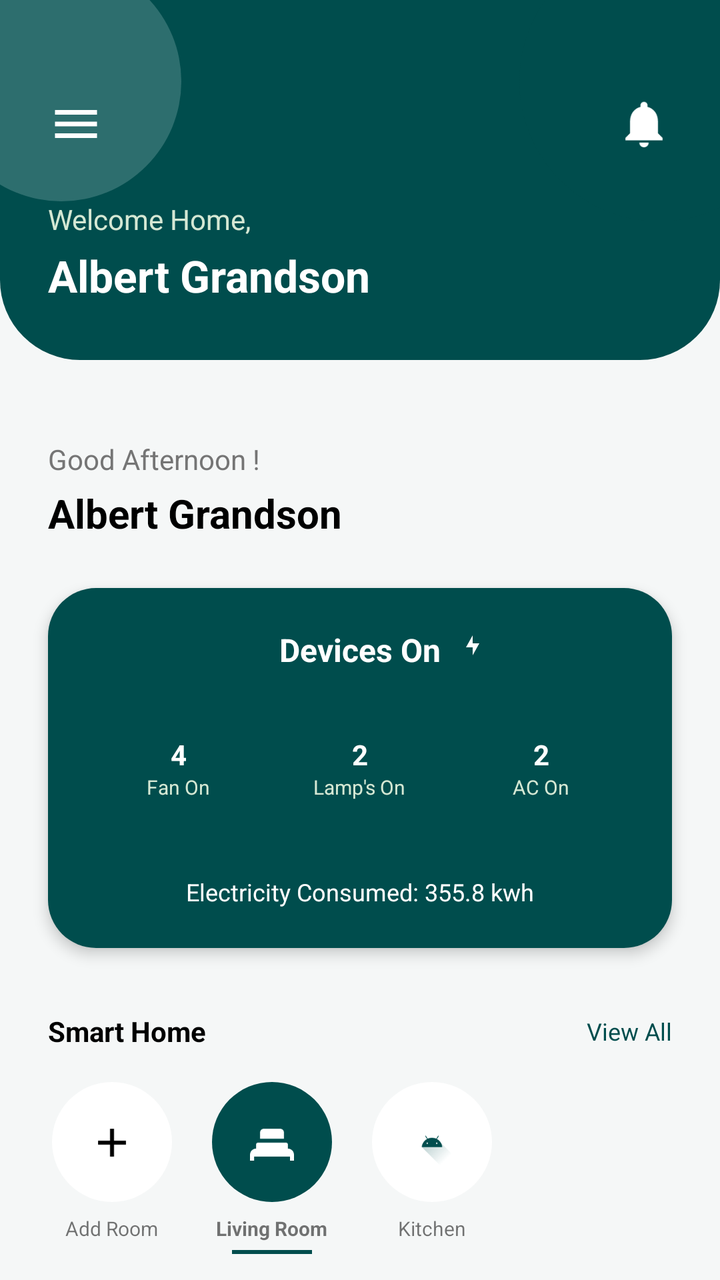
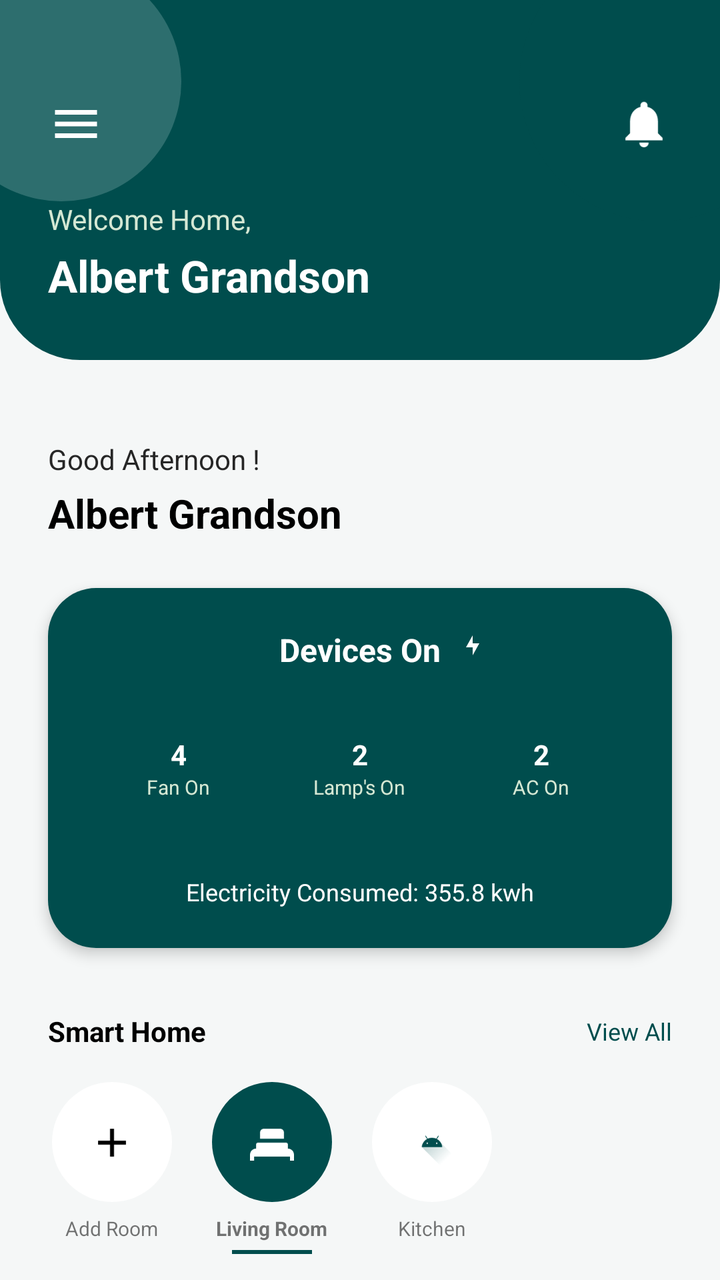

Before-and-after screenshots of an Android layout around one commit, followed by the original layout XML and the change that was made.
<!-- AndroidManifest.xml: application theme Theme.SmartHome -->
<!-- res/layout/activity_device_management.xml -->
<?xml version="1.0" encoding="utf-8"?>

<androidx.constraintlayout.widget.ConstraintLayout xmlns:android="http://schemas.android.com/apk/res/android"
    xmlns:app="http://schemas.android.com/apk/res-auto"
    android:layout_width="match_parent"
    android:layout_height="match_parent"
    android:background="@color/bg_light">

    <androidx.core.widget.NestedScrollView
        android:layout_width="match_parent"
        android:layout_height="0dp"
        app:layout_constraintBottom_toBottomOf="parent"
        app:layout_constraintTop_toTopOf="parent">

        <androidx.constraintlayout.widget.ConstraintLayout
            android:layout_width="match_parent"
            android:layout_height="wrap_content"
            android:paddingBottom="120dp">

            
            <androidx.constraintlayout.widget.ConstraintLayout
                android:id="@+id/cl_header"
                android:layout_width="match_parent"
                android:layout_height="180dp"
                android:background="@drawable/bg_home_header"
                android:clipChildren="false"
                android:clipToPadding="false"
                app:layout_constraintTop_toTopOf="parent">

                
                <View
                    android:layout_width="120dp"
                    android:layout_height="120dp"
                    android:layout_marginTop="-20dp"
                    android:layout_marginStart="-30dp"
                    android:background="@drawable/blob_top_left"
                    android:alpha="0.2"
                    app:layout_constraintStart_toStartOf="parent"
                    app:layout_constraintTop_toTopOf="parent" />

                <View
                    android:layout_width="140dp"
                    android:layout_height="140dp"
                    android:layout_marginEnd="-40dp"
                    android:layout_marginTop="-30dp"
                    android:background="@drawable/blob_dark_teal"
                    android:alpha="0.5"
                    app:layout_constraintEnd_toEndOf="parent"
                    app:layout_constraintTop_toTopOf="parent" />

                
                <ImageView
                    android:id="@+id/iv_menu"
                    android:layout_width="28dp"
                    android:layout_height="28dp"
                    android:layout_marginStart="24dp"
                    android:layout_marginTop="48dp"
                    android:src="@drawable/ic_menu"
                    app:layout_constraintStart_toStartOf="parent"
                    app:layout_constraintTop_toTopOf="parent"
                    app:tint="@color/white" />

                <ImageView
                    android:id="@+id/iv_notification"
                    android:layout_width="28dp"
                    android:layout_height="28dp"
                    android:layout_marginEnd="24dp"
                    android:layout_marginTop="48dp"
                    android:src="@drawable/ic_notification"
                    app:layout_constraintEnd_toEndOf="parent"
                    app:layout_constraintTop_toTopOf="parent"
                    app:tint="@color/white" />

                <TextView
                    android:id="@+id/tv_welcome"
                    android:layout_width="wrap_content"
                    android:layout_height="wrap_content"
                    android:layout_marginStart="24dp"
                    android:layout_marginTop="24dp"
                    android:text="Welcome Home,"
                    android:textColor="@color/light_mint"
                    android:textSize="14sp"
                    app:layout_constraintStart_toStartOf="parent"
                    app:layout_constraintTop_toBottomOf="@id/iv_menu" />

                <TextView
                    android:id="@+id/tv_user_name"
                    android:layout_width="wrap_content"
                    android:layout_height="wrap_content"
                    android:layout_marginStart="24dp"
                    android:layout_marginTop="4dp"
                    android:text="Albert Grandson"
                    android:textColor="@color/white"
                    android:textSize="22sp"
                    android:textStyle="bold"
                    app:layout_constraintStart_toStartOf="parent"
                    app:layout_constraintTop_toBottomOf="@id/tv_welcome" />

            </androidx.constraintlayout.widget.ConstraintLayout>

            
            <TextView
                android:id="@+id/tv_greeting_time"
                android:layout_width="wrap_content"
                android:layout_height="wrap_content"
                android:layout_marginStart="24dp"
                android:layout_marginTop="40dp"
                android:text="Good Afternoon !"
                android:textColor="@color/gray_text"
                android:textSize="14sp"
                app:layout_constraintStart_toStartOf="parent"
                app:layout_constraintTop_toBottomOf="@id/cl_header" />

            <TextView
                android:id="@+id/tv_time"
                android:layout_width="wrap_content"
                android:layout_height="wrap_content"
                android:layout_marginEnd="24dp"
                android:text=""
                android:textColor="@color/black"
                android:textSize="14sp"
                android:textStyle="bold"
                app:layout_constraintBottom_toBottomOf="@id/tv_greeting_time"
                app:layout_constraintEnd_toEndOf="parent"
                app:layout_constraintTop_toTopOf="@id/tv_greeting_time" />

            <TextView
                android:id="@+id/tv_sub_name"
                android:layout_width="wrap_content"
                android:layout_height="wrap_content"
                android:layout_marginStart="24dp"
                android:layout_marginTop="4dp"
                android:text="Albert Grandson"
                android:textColor="@color/black"
                android:textSize="20sp"
                android:textStyle="bold"
                app:layout_constraintStart_toStartOf="parent"
                app:layout_constraintTop_toBottomOf="@id/tv_greeting_time" />

            
            <androidx.cardview.widget.CardView
                android:id="@+id/cv_status"
                android:layout_width="match_parent"
                android:layout_height="180dp"
                android:layout_marginHorizontal="24dp"
                android:layout_marginTop="24dp"
                app:cardCornerRadius="24dp"
                app:cardElevation="4dp"
                app:layout_constraintTop_toBottomOf="@id/tv_sub_name">

                <androidx.constraintlayout.widget.ConstraintLayout
                    android:layout_width="match_parent"
                    android:layout_height="match_parent"
                    android:background="#004D4D"
                    android:padding="20dp">

                    <TextView
                        android:id="@+id/tv_status_title"
                        android:layout_width="wrap_content"
                        android:layout_height="wrap_content"
                        android:text="Devices On"
                        android:textColor="@color/white"
                        android:textSize="16sp"
                        android:textStyle="bold"
                        app:layout_constraintEnd_toEndOf="parent"
                        app:layout_constraintStart_toStartOf="parent"
                        app:layout_constraintTop_toTopOf="parent" />

                    <ImageView
                        android:layout_width="16dp"
                        android:layout_height="16dp"
                        android:layout_marginStart="8dp"
                        android:src="@drawable/ic_lightning"
                        app:layout_constraintBottom_toBottomOf="@id/tv_status_title"
                        app:layout_constraintStart_toEndOf="@id/tv_status_title"
                        app:layout_constraintTop_toTopOf="@id/tv_status_title"
                        app:tint="@color/white" />

                    <LinearLayout
                        android:layout_width="match_parent"
                        android:layout_height="wrap_content"
                        android:layout_marginTop="32dp"
                        android:orientation="horizontal"
                        app:layout_constraintTop_toBottomOf="@id/tv_status_title">

                        <LinearLayout
                            android:layout_width="0dp"
                            android:layout_height="wrap_content"
                            android:layout_weight="1"
                            android:gravity="center"
                            android:orientation="vertical">
                            <TextView android:layout_width="wrap_content" android:layout_height="wrap_content" android:text="4" android:textColor="@color/white" android:textStyle="bold" />
                            <TextView android:layout_width="wrap_content" android:layout_height="wrap_content" android:text="Fan On" android:textColor="@color/light_mint" android:textSize="10sp" />
                        </LinearLayout>

                        <LinearLayout
                            android:layout_width="0dp"
                            android:layout_height="wrap_content"
                            android:layout_weight="1"
                            android:gravity="center"
                            android:orientation="vertical">
                            <TextView android:layout_width="wrap_content" android:layout_height="wrap_content" android:text="2" android:textColor="@color/white" android:textStyle="bold" />
                            <TextView android:layout_width="wrap_content" android:layout_height="wrap_content" android:text="Lamp's On" android:textColor="@color/light_mint" android:textSize="10sp" />
                        </LinearLayout>

                        <LinearLayout
                            android:layout_width="0dp"
                            android:layout_height="wrap_content"
                            android:layout_weight="1"
                            android:gravity="center"
                            android:orientation="vertical">
                            <TextView android:layout_width="wrap_content" android:layout_height="wrap_content" android:text="2" android:textColor="@color/white" android:textStyle="bold" />
                            <TextView android:layout_width="wrap_content" android:layout_height="wrap_content" android:text="AC On" android:textColor="@color/light_mint" android:textSize="10sp" />
                        </LinearLayout>
                    </LinearLayout>

                    <TextView
                        android:layout_width="wrap_content"
                        android:layout_height="wrap_content"
                        android:text="Electricity Consumed: 355.8 kwh"
                        android:textColor="@color/white"
                        android:textSize="12sp"
                        app:layout_constraintBottom_toBottomOf="parent"
                        app:layout_constraintEnd_toEndOf="parent"
                        app:layout_constraintStart_toStartOf="parent" />

                </androidx.constraintlayout.widget.ConstraintLayout>
            </androidx.cardview.widget.CardView>

            <TextView
                android:id="@+id/tv_smart_home"
                android:layout_width="wrap_content"
                android:layout_height="wrap_content"
                android:layout_marginStart="24dp"
                android:layout_marginTop="32dp"
                android:text="Smart Home"
                android:textColor="@color/black"
                android:textStyle="bold"
                app:layout_constraintStart_toStartOf="parent"
                app:layout_constraintTop_toBottomOf="@id/cv_status" />

            <TextView
                android:layout_width="wrap_content"
                android:layout_height="wrap_content"
                android:layout_marginEnd="24dp"
                android:text="View All"
                android:textColor="@color/primary_teal"
                android:textSize="12sp"
                app:layout_constraintBottom_toBottomOf="@id/tv_smart_home"
                app:layout_constraintEnd_toEndOf="parent"
                app:layout_constraintTop_toTopOf="@id/tv_smart_home" />

            
            <LinearLayout
                android:id="@+id/ll_rooms"
                android:layout_width="match_parent"
                android:layout_height="wrap_content"
                android:layout_marginTop="16dp"
                android:orientation="horizontal"
                android:paddingHorizontal="16dp"
                app:layout_constraintTop_toBottomOf="@id/tv_smart_home">

                <LinearLayout
                    android:layout_width="80dp"
                    android:layout_height="wrap_content"
                    android:gravity="center"
                    android:orientation="vertical">
                    <View
                        android:layout_width="60dp"
                        android:layout_height="60dp"
                        android:background="@drawable/bg_circle_teal"
                        android:backgroundTint="@color/white" />
                    <ImageView android:layout_width="24dp" android:layout_height="24dp" android:layout_marginTop="-42dp" android:src="@drawable/ic_plus" />
                    <TextView android:layout_width="wrap_content" android:layout_height="wrap_content" android:layout_marginTop="24dp" android:text="Add Room" android:textSize="10sp" />
                </LinearLayout>

                <LinearLayout
                    android:layout_width="80dp"
                    android:layout_height="wrap_content"
                    android:gravity="center"
                    android:orientation="vertical">
                    <View
                        android:layout_width="60dp"
                        android:layout_height="60dp"
                        android:background="@drawable/bg_circle_teal" />
                    <ImageView android:layout_width="24dp" android:layout_height="24dp" android:layout_marginTop="-42dp" android:src="@drawable/ic_sofa" app:tint="@color/white" />
                    <TextView android:layout_width="wrap_content" android:layout_height="wrap_content" android:layout_marginTop="24dp" android:text="Living Room" android:textSize="10sp" android:textStyle="bold" />
                    <View android:layout_width="40dp" android:layout_height="2dp" android:layout_marginTop="4dp" android:background="@color/primary_teal" />
                </LinearLayout>

                <LinearLayout
                    android:layout_width="80dp"
                    android:layout_height="wrap_content"
                    android:gravity="center"
                    android:orientation="vertical">
                    <View
                        android:layout_width="60dp"
                        android:layout_height="60dp"
                        android:background="@drawable/bg_circle_teal"
                        android:backgroundTint="@color/white" />
                    <ImageView android:layout_width="24dp" android:layout_height="24dp" android:layout_marginTop="-42dp" android:src="@drawable/ic_launcher_foreground" app:tint="@color/primary_teal" />
                    <TextView android:layout_width="wrap_content" android:layout_height="wrap_content" android:text="Kitchen" android:layout_marginTop="24dp" android:textSize="10sp" />
                </LinearLayout>

            </LinearLayout>

            <TextView
                android:id="@+id/tv_add_devices"
                android:layout_width="wrap_content"
                android:layout_height="wrap_content"
                android:layout_marginStart="24dp"
                android:layout_marginTop="40dp"
                android:text="Add Devices"
                android:textColor="@color/black"
                android:textStyle="bold"
                app:layout_constraintStart_toStartOf="parent"
                app:layout_constraintTop_toBottomOf="@id/ll_rooms" />

            
            <LinearLayout
                android:layout_width="match_parent"
                android:layout_height="wrap_content"
                android:layout_marginHorizontal="24dp"
                android:layout_marginTop="16dp"
                android:background="#E8F5E9"
                android:orientation="vertical"
                android:padding="16dp"
                app:layout_constraintTop_toBottomOf="@id/tv_add_devices">

                <RelativeLayout
                    android:layout_width="match_parent"
                    android:layout_height="wrap_content">
                    <TextView
                        android:layout_width="wrap_content"
                        android:layout_height="wrap_content"
                        android:text="Smart Lamp"
                        android:textColor="@color/black"
                        android:textStyle="bold" />
                    <androidx.appcompat.widget.SwitchCompat
                        android:layout_width="wrap_content"
                        android:layout_height="wrap_content"
                        android:layout_alignParentEnd="true"
                        android:checked="true"
                        app:thumbTint="@color/primary_teal"
                        app:trackTint="#B2DFDB" />
                </RelativeLayout>

                <View android:layout_width="match_parent" android:layout_height="1dp" android:layout_marginVertical="8dp" android:background="@color/light_gray" />

                <RelativeLayout
                    android:layout_width="match_parent"
                    android:layout_height="wrap_content">
                    <TextView
                        android:layout_width="wrap_content"
                        android:layout_height="wrap_content"
                        android:text="Air Conditioner"
                        android:textColor="@color/black"
                        android:textStyle="bold" />
                    <androidx.appcompat.widget.SwitchCompat
                        android:layout_width="wrap_content"
                        android:layout_height="wrap_content"
                        android:layout_alignParentEnd="true"
                        android:checked="false"
                        app:thumbTint="@color/primary_teal"
                        app:trackTint="#B2DFDB" />
                </RelativeLayout>

            </LinearLayout>

        </androidx.constraintlayout.widget.ConstraintLayout>
    </androidx.core.widget.NestedScrollView>

</androidx.constraintlayout.widget.ConstraintLayout>
<!-- resources referenced by this layout -->
<resources>
  <color name="bg_light">#F5F7F7</color>
  <color name="black">#000000</color>
  <color name="gray_text">#757575</color>
  <color name="light_gray">#E0E0E0</color>
  <color name="light_mint">#D5E8D4</color>
  <color name="primary_teal">#004D4D</color>
  <color name="white">#FFFFFF</color>
  <!-- drawable bg_circle_teal (drawable) -->
  <?xml version="1.0" encoding="utf-8"?>
  
  <shape xmlns:android="http://schemas.android.com/apk/res/android"
      android:shape="oval">
      <solid android:color="@color/primary_teal" />
  </shape>
  <!-- drawable bg_home_header (drawable) -->
  <?xml version="1.0" encoding="utf-8"?>
  
  <shape xmlns:android="http://schemas.android.com/apk/res/android">
      <solid android:color="#004D4D" />
      <corners android:bottomLeftRadius="40dp" android:bottomRightRadius="40dp" />
  </shape>
  <!-- drawable blob_dark_teal (drawable) -->
  <?xml version="1.0" encoding="utf-8"?>
  
  <shape xmlns:android="http://schemas.android.com/apk/res/android"
      android:shape="oval">
      <solid android:color="#004D4D" />
  </shape>
  <!-- drawable blob_top_left (drawable) -->
  <?xml version="1.0" encoding="utf-8"?>
  
  <shape xmlns:android="http://schemas.android.com/apk/res/android"
      android:shape="oval">
      <solid android:color="#E0F2F1" />
  </shape>
  <!-- drawable ic_lightning (drawable) -->
  <vector xmlns:android="http://schemas.android.com/apk/res/android"
      android:width="24dp"
      android:height="24dp"
      android:viewportWidth="24"
      android:viewportHeight="24">
    <path
        android:fillColor="#004D4D"
        android:pathData="M7,10l5,-9v6h5l-5,9v-6z"/>
  </vector>
  <!-- drawable ic_menu (drawable) -->
  <vector xmlns:android="http://schemas.android.com/apk/res/android"
      android:width="24dp"
      android:height="24dp"
      android:viewportWidth="24"
      android:viewportHeight="24">
    <path
        android:fillColor="#FFFFFF"
        android:pathData="M3,18h18v-2H3v2zM3,13h18v-2H3v2zM3,6v2h18V6H3z"/>
  </vector>
  <!-- drawable ic_notification (drawable) -->
  <vector xmlns:android="http://schemas.android.com/apk/res/android"
      android:width="24dp"
      android:height="24dp"
      android:viewportWidth="24"
      android:viewportHeight="24">
    <path
        android:fillColor="#333333"
        android:pathData="M12,22c1.1,0 2,-0.9 2,-2h-4c0,1.1 0.9,2 2,2zM18,16v-5c0,-3.07 -1.63,-5.64 -4.5,-6.32V4c0,-0.83 -0.67,-1.5 -1.5,-1.5s-1.5,0.67 -1.5,1.5v0.68C7.64,5.36 6,7.92 6,11v5l-2,2v1h16v-1l-2,-2z"/>
  </vector>
  <!-- drawable ic_plus (drawable) -->
  <vector xmlns:android="http://schemas.android.com/apk/res/android"
      android:width="24dp"
      android:height="24dp"
      android:viewportWidth="24"
      android:viewportHeight="24">
    <path
        android:fillColor="#000000"
        android:pathData="M19,13h-6v6h-2v-6H5v-2h6V5h2v6h6v2z"/>
  </vector>
  <!-- drawable ic_sofa (drawable) -->
  <vector xmlns:android="http://schemas.android.com/apk/res/android"
      android:width="24dp"
      android:height="24dp"
      android:viewportWidth="24"
      android:viewportHeight="24">
    <path
        android:fillColor="#000000"
        android:pathData="M20,15V13C20,12.45 19.55,12 19,12H5C4.45,12 4,12.45 4,13V15C2.34,15 1,16.34 1,18V21H3V19H21V21H23V18C23,16.34 21.66,15 20,15ZM6,10V7C6,5.9 6.9,5 8,5H16C17.1,5 18,5.9 18,7V10H6Z"/>
  </vector>
  <style name="Theme.SmartHome" parent="Base.Theme.SmartHome" />
  <style name="Base.Theme.SmartHome" parent="Theme.MaterialComponents.Light.NoActionBar">
          
          <item name="android:colorBackground">@color/background_light</item>
          <item name="android:windowLightStatusBar">true</item>
          <item name="android:statusBarColor">@color/white</item>
      </style>
  <color name="background_light">#F5F7F7</color>
  <!-- unchanged entries left out for length: 1 -->
</resources>

<!-- the commit's change to res/layout/activity_device_management.xml (unified diff, before → after) -->
@@ -4,7 +4,7 @@
     xmlns:app="http://schemas.android.com/apk/res-auto"
     android:layout_width="match_parent"
     android:layout_height="match_parent"
-    android:background="@color/bg_light">
+    android:background="@android:color/transparent">
 
     <androidx.core.widget.NestedScrollView
         android:layout_width="match_parent"
@@ -347,24 +347,6 @@
 
                 <View android:layout_width="match_parent" android:layout_height="1dp" android:layout_marginVertical="8dp" android:background="@color/light_gray" />
 
-                <RelativeLayout
-                    android:layout_width="match_parent"
-                    android:layout_height="wrap_content">
-                    <TextView
-                        android:layout_width="wrap_content"
-                        android:layout_height="wrap_content"
-                        android:text="Air Conditioner"
-                        android:textColor="@color/black"
-                        android:textStyle="bold" />
-                    <androidx.appcompat.widget.SwitchCompat
-                        android:layout_width="wrap_content"
-                        android:layout_height="wrap_content"
-                        android:layout_alignParentEnd="true"
-                        android:checked="false"
-                        app:thumbTint="@color/primary_teal"
-                        app:trackTint="#B2DFDB" />
-                </RelativeLayout>
-
             </LinearLayout>
 
         </androidx.constraintlayout.widget.ConstraintLayout>
<!-- resource entries referenced after the edit -->
@@ -1,8 +1,7 @@
 <!-- resources referenced by this layout -->
 <resources>
-  <color name="bg_light">#F5F7F7</color>
   <color name="black">#000000</color>
-  <color name="gray_text">#757575</color>
+  <color name="gray_text">#262626</color>
   <color name="light_gray">#E0E0E0</color>
   <color name="light_mint">#D5E8D4</color>
   <color name="primary_teal">#004D4D</color>
